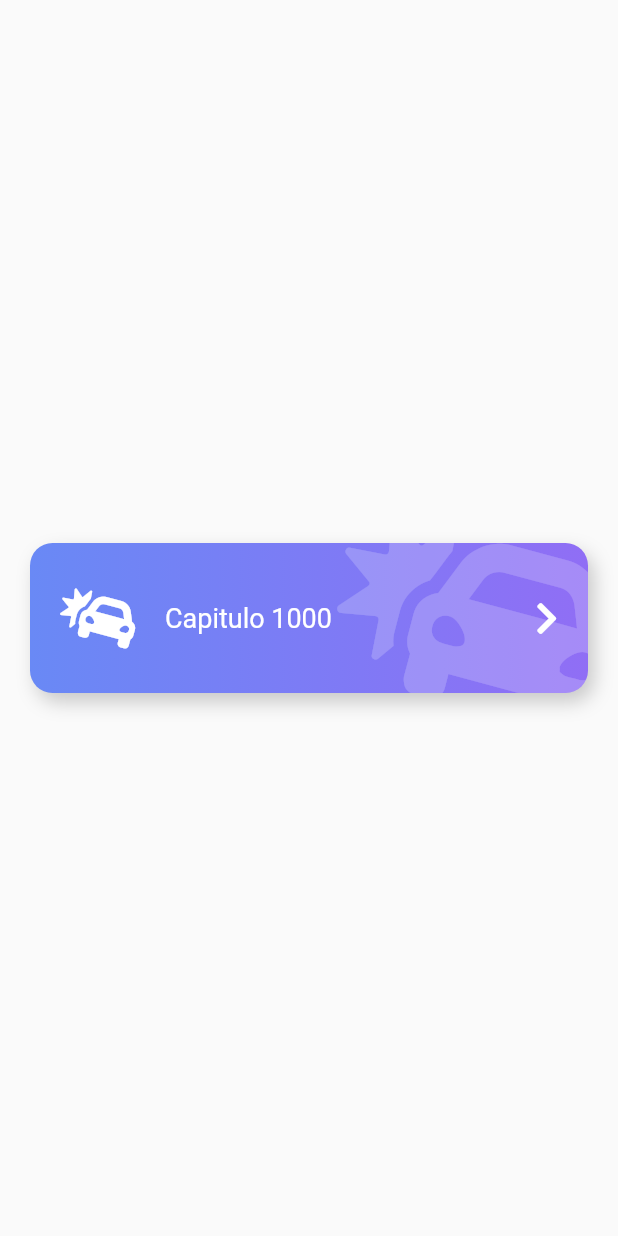
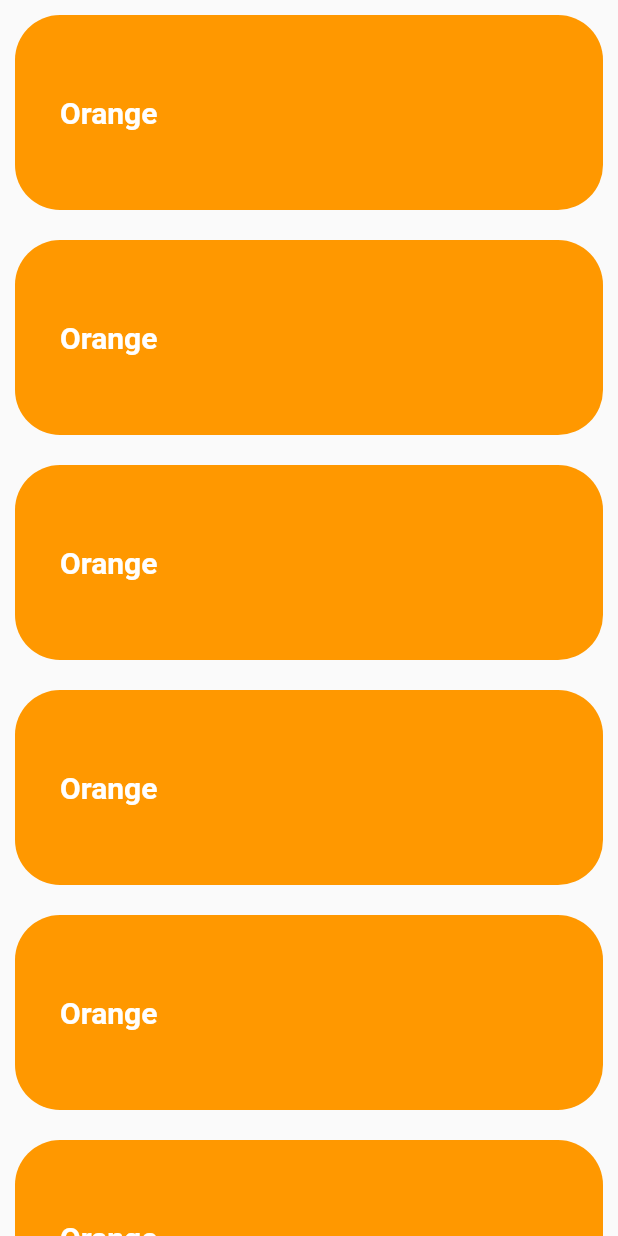
Before and after one commit to SCGGB/FlutterDisenos1, a Flutter app: the screen it shows after launch, on a phone screen of 412 x 824 dp. Run offline on Flutter 3.47's test engine with Material 2 defaults, Android fonts, the phone set to English and light mode, and no system bars; our stand-ins replace animate_do, flutter_svg, font_awesome_flutter.

Commit message:
Diseno de Emergencia Medica terminada, inicio de slivers

```diff
--- a/lib/main.dart
+++ b/lib/main.dart
@@ -1,5 +1,6 @@
 import 'package:flutter/material.dart';
 import 'package:headers/src/pages/emergency_page.dart';
+import 'package:headers/src/pages/sliver_list_page.dart';
 
 
 void main() => runApp(MyApp());
@@ -9,7 +10,7 @@ class MyApp extends StatelessWidget {
   Widget build(BuildContext context) {
     return MaterialApp(
       title: 'Headers App',
-      home: EmergencyPage()
+      home: SliverListPage()
     );
   }
 }
--- /dev/null
+++ b/lib/src/pages/sliver_list_page.dart
@@ -0,0 +1,97 @@
+import 'package:flutter/material.dart';
+
+class SliverListPage extends StatelessWidget {
+  @override
+  Widget build(BuildContext context) {
+    return Scaffold(
+      body: _ListaTareas()
+      );
+  }
+}
+
+class _Titulo extends StatelessWidget {
+  @override
+  Widget build(BuildContext context) {
+    return Column(
+      children: <Widget>[
+        SizedBox(
+          height: 30,
+        ),
+        Container(
+            margin: EdgeInsets.symmetric(horizontal: 30, vertical: 10),
+            child: Text(
+              'New',
+              style: TextStyle(color: Color(0xff532128), fontSize: 50),
+            )),
+        Stack(
+          children: <Widget>[
+            SizedBox(width: 100,),
+            Positioned(
+              bottom: 8,
+              child: Container(
+                width: 120,
+                height: 8,
+                color: Color(0xffF7CDD5),
+              ),
+            ),
+            Container(
+                child: Text(
+              'List',
+              style: TextStyle(
+                  color: Color(0xffD93A30),
+                  fontSize: 50,
+                  fontWeight: FontWeight.bold),
+            )),
+          ],
+        )
+      ],
+    );
+  }
+}
+
+class _ListaTareas extends StatelessWidget {
+
+
+    final items = [
+    _ListItem( 'Orange', Color(0xffF08F66) ),
+    _ListItem( 'Family', Color(0xffF2A38A) ),
+    _ListItem( 'Subscriptions', Color(0xffF7CDD5) ),
+    _ListItem( 'Books', Color(0xffFCEBAF) ),
+    _ListItem( 'Orange', Color(0xffF08F66) ),
+    _ListItem( 'Family', Color(0xffF2A38A) ),
+    _ListItem( 'Subscriptions', Color(0xffF7CDD5) ),
+    _ListItem( 'Books', Color(0xffFCEBAF) ),
+  ];
+
+  @override
+  Widget build(BuildContext context) {
+    return ListView.builder(
+      itemCount: 20,
+      itemBuilder: (BuildContext context, int index)=>items[index]);
+  }
+}
+
+class _ListItem extends StatelessWidget {
+
+  final String titulo;
+  final Color color;
+
+  const _ListItem(this.titulo, this.color);
+
+  @override
+  Widget build(BuildContext context) {
+    return Container(
+      alignment: Alignment.centerLeft,
+      child: Text(
+        'Orange',
+        style: TextStyle(
+            color: Colors.white, fontWeight: FontWeight.bold, fontSize: 20),
+      ),
+      padding: EdgeInsets.all(30),
+      height: 130,
+      margin: EdgeInsets.all(10),
+      decoration: BoxDecoration(
+          color: Colors.orange, borderRadius: BorderRadius.circular(30)),
+    );
+  }
+}
--- a/lib/src/widget/header.dart
+++ b/lib/src/widget/header.dart
@@ -14,7 +14,7 @@ class IconHeader extends StatelessWidget {
 
   const IconHeader({
     @required this.icon,
-    @required this.icon2,
+    this.icon2,
     @required this.titulo,
     @required this.subtittulo,
     this.color1  = Colors.grey, //Color(0xff526BF6)
@@ -41,7 +41,7 @@ class IconHeader extends StatelessWidget {
               SizedBox(height: 20,),
               Text(this.subtittulo, style: TextStyle(fontSize: 25, color: colorBlanco,fontWeight: FontWeight.bold))              ,
               SizedBox(height: 20,),
-              FaIcon(this.icon2,size: 50,color: Colors.white)
+              FaIcon(this.icon,size: 50,color: Colors.white)
 
             ],
           )
--- a/pubspec.yaml
+++ b/pubspec.yaml
@@ -32,6 +32,7 @@ dependencies:
   provider: ^4.1.3
   flutter_staggered_grid_view: ^0.3.0
   font_awesome_flutter: ^8.8.1
+  animate_do: ^1.7.2
 
 dev_dependencies:
   flutter_test:
```
Also changed, not shown: lib/src/pages/emergency_page.dart (+103 -3 lines), lib/src/widget/boton._app.dart (+30 -7 lines), pubspec.lock.
